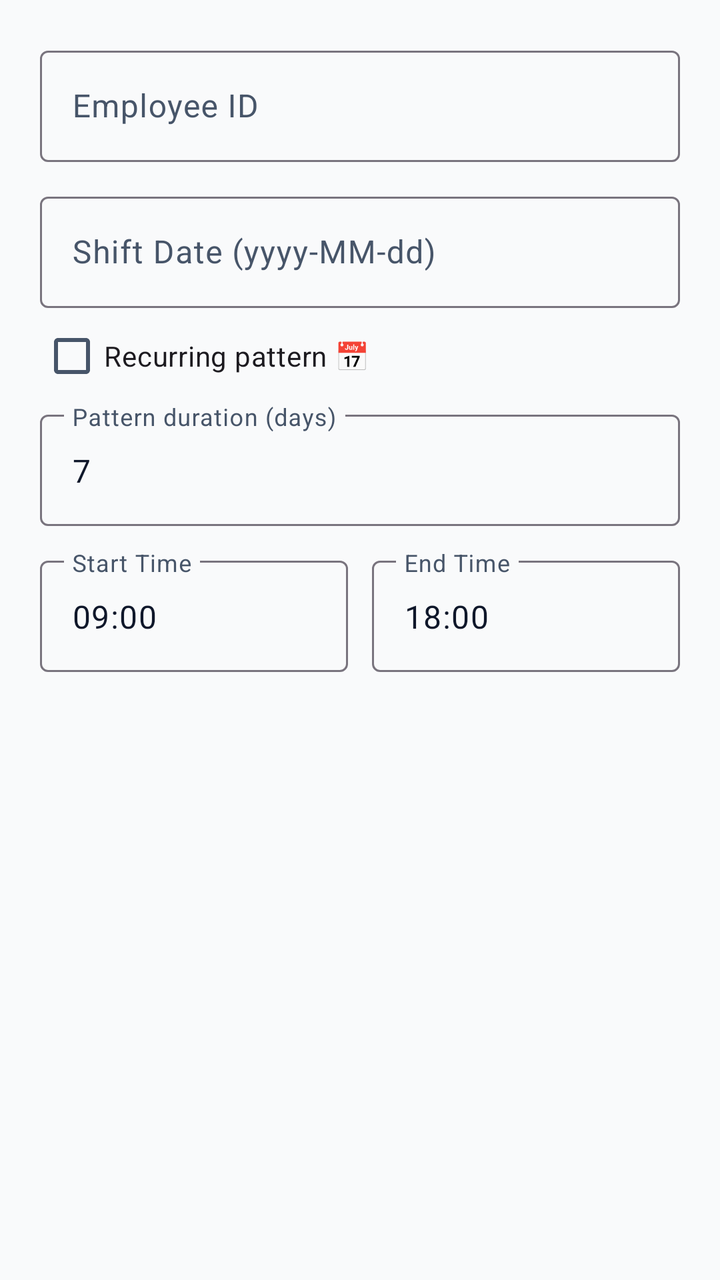
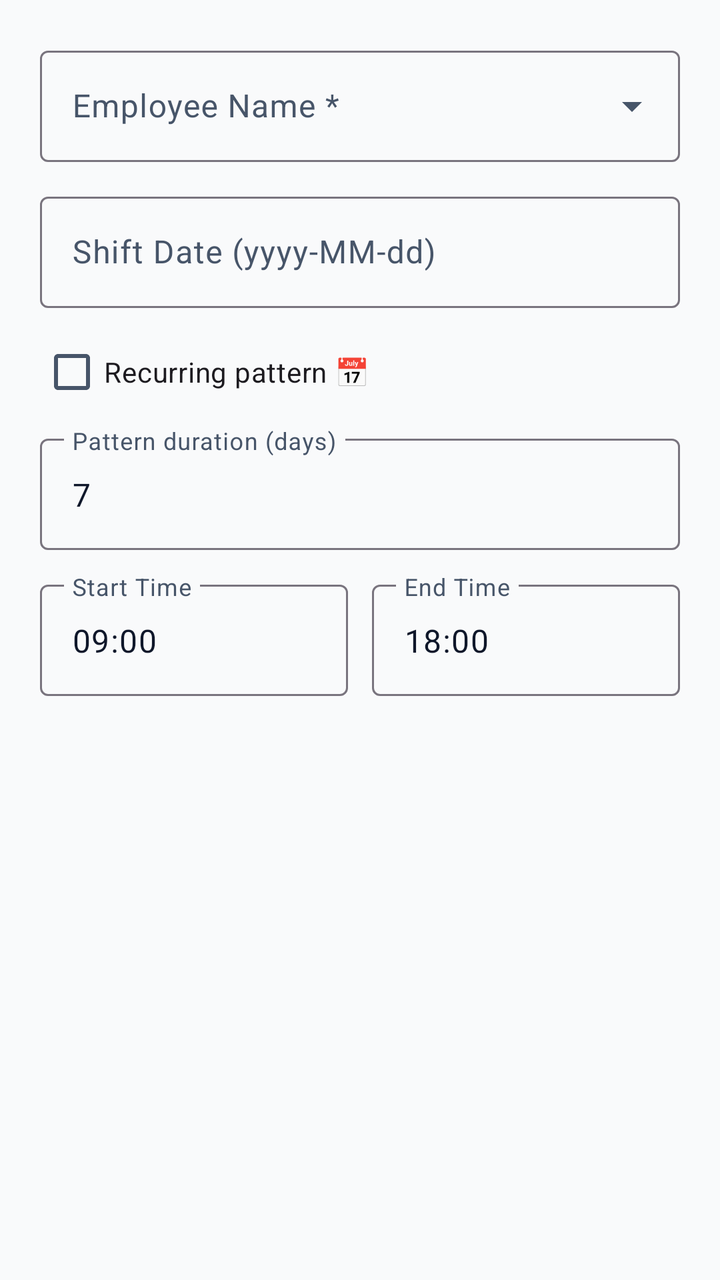

The first picture is an Android layout as it rendered before a commit; the second is the same layout after the commit. The layout source and the unified diff follow.
<!-- AndroidManifest.xml: application theme Theme.Biometric -->
<!-- res/layout/dialog_add_shift.xml -->
<?xml version="1.0" encoding="utf-8"?>
<LinearLayout xmlns:android="http://schemas.android.com/apk/res/android"
    android:layout_width="match_parent"
    android:layout_height="wrap_content"
    android:orientation="vertical"
    android:padding="20dp">

    <com.google.android.material.textfield.TextInputLayout
        style="@style/Widget.Material3.TextInputLayout.OutlinedBox"
        android:layout_width="match_parent"
        android:layout_height="wrap_content"
        android:hint="Employee ID">
        <com.google.android.material.textfield.TextInputEditText
            android:id="@+id/etName"
            android:layout_width="match_parent"
            android:layout_height="wrap_content"
            android:inputType="text" />
    </com.google.android.material.textfield.TextInputLayout>


    <com.google.android.material.textfield.TextInputLayout
        style="@style/Widget.Material3.TextInputLayout.OutlinedBox"
        android:layout_width="match_parent"
        android:layout_height="wrap_content"
        android:layout_marginTop="12dp"
        android:hint="Shift Date (yyyy-MM-dd)">
        <com.google.android.material.textfield.TextInputEditText
            android:id="@+id/etDate"
            android:layout_width="match_parent"
            android:layout_height="wrap_content"
            android:inputType="date" />
    </com.google.android.material.textfield.TextInputLayout>

    <com.google.android.material.checkbox.MaterialCheckBox
        android:id="@+id/cbRecurring"
        android:layout_width="match_parent"
        android:layout_height="wrap_content"
        android:text="Recurring pattern 📅" />

    <com.google.android.material.textfield.TextInputLayout
        style="@style/Widget.Material3.TextInputLayout.OutlinedBox"
        android:layout_width="match_parent"
        android:layout_height="wrap_content"
        android:hint="Pattern duration (days)">
        <com.google.android.material.textfield.TextInputEditText
            android:id="@+id/etDuration"
            android:layout_width="match_parent"
            android:layout_height="wrap_content"
            android:text="7"
            android:inputType="number" />
    </com.google.android.material.textfield.TextInputLayout>

    <LinearLayout
        android:layout_width="match_parent"
        android:layout_height="wrap_content"
        android:layout_marginTop="12dp"
        android:orientation="horizontal">

        <com.google.android.material.textfield.TextInputLayout
            style="@style/Widget.Material3.TextInputLayout.OutlinedBox"
            android:layout_width="0dp"
            android:layout_height="wrap_content"
            android:layout_weight="1"
            android:layout_marginEnd="6dp"
            android:hint="Start Time">
            <com.google.android.material.textfield.TextInputEditText
                android:id="@+id/etStart"
                android:layout_width="match_parent"
                android:layout_height="wrap_content"
                android:text="09:00"
                android:inputType="time" />
        </com.google.android.material.textfield.TextInputLayout>

        <com.google.android.material.textfield.TextInputLayout
            style="@style/Widget.Material3.TextInputLayout.OutlinedBox"
            android:layout_width="0dp"
            android:layout_height="wrap_content"
            android:layout_weight="1"
            android:layout_marginStart="6dp"
            android:hint="End Time">
            <com.google.android.material.textfield.TextInputEditText
                android:id="@+id/etEnd"
                android:layout_width="match_parent"
                android:layout_height="wrap_content"
                android:text="18:00"
                android:inputType="time" />
        </com.google.android.material.textfield.TextInputLayout>

    </LinearLayout>

    <com.google.android.material.textfield.TextInputLayout
        android:visibility="gone"
        style="@style/Widget.Material3.TextInputLayout.OutlinedBox"
        android:layout_width="match_parent"
        android:layout_height="wrap_content"
        android:layout_marginTop="12dp"
        android:hint="Late Grace (minutes)">
        <com.google.android.material.textfield.TextInputEditText
            android:id="@+id/etGrace"
            android:layout_width="match_parent"
            android:layout_height="wrap_content"
            android:text="15"
            android:inputType="number" />
    </com.google.android.material.textfield.TextInputLayout>

</LinearLayout>
<!-- resources referenced by this layout -->
<resources>
  <style name="Theme.Biometric" parent="Theme.Material3.DayNight.NoActionBar">
          
          <item name="colorPrimary">@color/colorPrimary</item>
          <item name="colorPrimaryDark">@color/colorPrimaryDark</item>
          <item name="colorPrimaryVariant">@color/colorPrimaryDark</item>
          <item name="colorOnPrimary">@android:color/white</item>
          
          
          <item name="colorSecondary">@color/colorAccent</item>
          <item name="colorOnSecondary">@android:color/white</item>
  
          
          <item name="android:colorBackground">@color/window_background</item>
          <item name="android:windowBackground">@color/window_background</item>
          <item name="android:windowDisablePreview">false</item>
          <item name="colorSurface">@color/window_background</item>
          <item name="colorOnSurface">@color/text_primary</item>
          <item name="colorSurfaceVariant">@color/colorSurfaceVariant</item>
          <item name="colorOnSurfaceVariant">@color/text_secondary</item>
          <item name="colorError">@color/red</item>
          <item name="colorOnError">@android:color/white</item>
          <item name="colorOutline">@color/outline</item>
          <item name="colorOutlineVariant">@color/outline_variant</item>
  
          
          <item name="android:statusBarColor">?attr/colorSurface</item>
          <item name="android:windowLightStatusBar">true</item>
          <item name="android:navigationBarColor">?attr/colorSurface</item>
          <item name="android:windowLightNavigationBar" tools:targetApi="27">true</item>
          <item name="android:windowLayoutInDisplayCutoutMode" tools:targetApi="28">shortEdges</item>
  
          
          <item name="android:windowActivityTransitions">true</item>
          <item name="android:windowEnterTransition">@android:transition/fade</item>
          <item name="android:windowExitTransition">@android:transition/fade</item>
  
          
          <item name="toolbarStyle">@style/Widget.App.Toolbar</item>
          <item name="materialCardViewStyle">@style/Widget.App.CardView</item>
      </style>
  <color name="colorPrimary">#4F46E5</color>
  <color name="colorPrimaryDark">#4338CA</color>
  <color name="colorAccent">#F43F5E</color>
  <color name="window_background">#F9FAFB</color>
  <color name="text_primary">#0F172A</color>
  <color name="colorSurfaceVariant">#F3F4F6</color>
  <color name="text_secondary">#475569</color>
  <color name="red">#EF4444</color>
  <color name="outline">#79747E</color>
  <color name="outline_variant">#CAC4D0</color>
  <style name="Widget.App.Toolbar" parent="Widget.Material3.Toolbar.OnSurface">
          <item name="titleTextAppearance">@style/TextAppearance.App.ToolbarTitle</item>
      </style>
  <style name="Widget.App.CardView" parent="Widget.Material3.CardView.Elevated">
          <item name="cardCornerRadius">16dp</item>
          <item name="cardElevation">4dp</item>
      </style>
  <style name="TextAppearance.App.ToolbarTitle" parent="TextAppearance.Material3.TitleLarge">
          <item name="android:textStyle">bold</item>
      </style>
</resources>

<!-- the commit's change to res/layout/dialog_add_shift.xml (unified diff, before → after) -->
@@ -1,22 +1,23 @@
 <?xml version="1.0" encoding="utf-8"?>
 <LinearLayout xmlns:android="http://schemas.android.com/apk/res/android"
+    xmlns:app="http://schemas.android.com/apk/res-auto"
     android:layout_width="match_parent"
     android:layout_height="wrap_content"
     android:orientation="vertical"
     android:padding="20dp">
 
     <com.google.android.material.textfield.TextInputLayout
-        style="@style/Widget.Material3.TextInputLayout.OutlinedBox"
+        android:id="@+id/tilEmployee"
+        style="@style/Widget.Material3.TextInputLayout.OutlinedBox.ExposedDropdownMenu"
         android:layout_width="match_parent"
         android:layout_height="wrap_content"
-        android:hint="Employee ID">
-        <com.google.android.material.textfield.TextInputEditText
-            android:id="@+id/etName"
+        android:hint="Employee Name *">
+        <AutoCompleteTextView
+            android:id="@+id/actvEmployee"
             android:layout_width="match_parent"
             android:layout_height="wrap_content"
-            android:inputType="text" />
+            android:inputType="none" />
     </com.google.android.material.textfield.TextInputLayout>
-
 
     <com.google.android.material.textfield.TextInputLayout
         style="@style/Widget.Material3.TextInputLayout.OutlinedBox"
@@ -35,12 +36,14 @@
         android:id="@+id/cbRecurring"
         android:layout_width="match_parent"
         android:layout_height="wrap_content"
+        android:layout_marginTop="8dp"
         android:text="Recurring pattern 📅" />
 
     <com.google.android.material.textfield.TextInputLayout
         style="@style/Widget.Material3.TextInputLayout.OutlinedBox"
         android:layout_width="match_parent"
         android:layout_height="wrap_content"
+        android:layout_marginTop="4dp"
         android:hint="Pattern duration (days)">
         <com.google.android.material.textfield.TextInputEditText
             android:id="@+id/etDuration"
